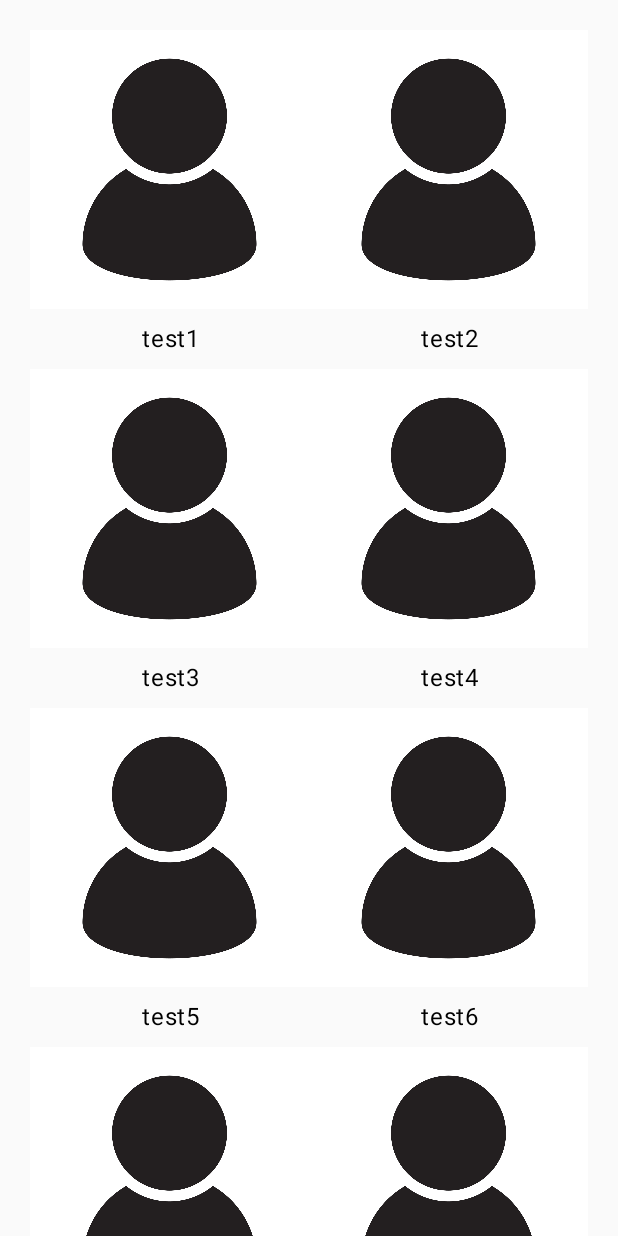
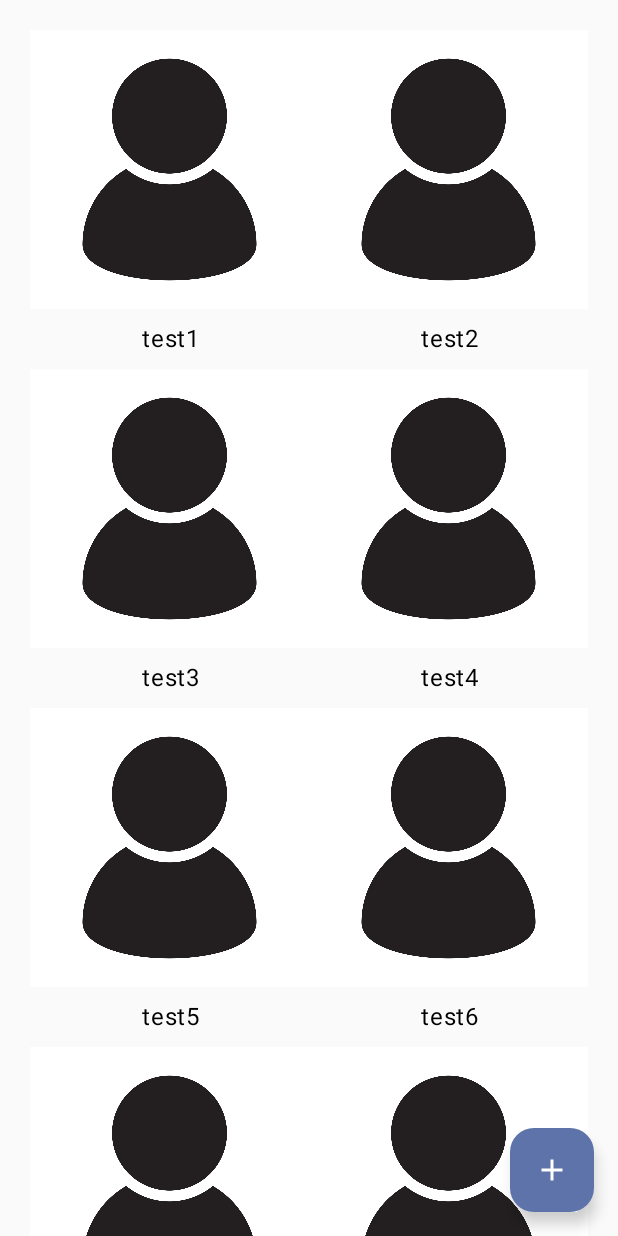
Before and after one commit to spicypunch/DiaryByCompose, an Android app built with Jetpack Compose: the screen it shows after launch (MainActivity), on a phone screen of 412 x 824 dp. Run offline under Robolectric (Android 15) with nearby library versions, the phone set to English and light mode, and no system bars; our stand-ins replace Room's generated code.

Commit message:
Add 버튼 추가

```diff
--- a/app/src/main/java/com/example/diarybycompose/compose/MainDescription.kt
+++ b/app/src/main/java/com/example/diarybycompose/compose/MainDescription.kt
@@ -9,6 +9,10 @@ import androidx.compose.foundation.layout.fillMaxSize
 import androidx.compose.foundation.layout.padding
 import androidx.compose.foundation.lazy.grid.GridCells
 import androidx.compose.foundation.lazy.grid.LazyVerticalGrid
+import androidx.compose.material.icons.Icons
+import androidx.compose.material.icons.filled.Add
+import androidx.compose.material3.FloatingActionButton
+import androidx.compose.material3.Icon
 import androidx.compose.material3.Text
 import androidx.compose.runtime.Composable
 import androidx.compose.ui.Alignment
@@ -19,8 +23,8 @@ import androidx.compose.ui.text.style.TextAlign
 import androidx.compose.ui.tooling.preview.Preview
 import androidx.compose.ui.unit.dp
 import com.example.diarybycompose.R
+import com.example.diarybycompose.compose.theme.DiaryByComposeTheme
 import com.example.diarybycompose.data.ItemEntity
-import com.example.diarybycompose.compose.theme.DiaryByComposeTheme
 
 
 @Composable
@@ -46,6 +50,17 @@ fun MainDescription() {
             verticalArrangement = Arrangement.SpaceBetween
         ) {
             MyDiaryList(list)
+        }
+        FloatingActionButton(
+            onClick = { /*TODO*/ },
+            modifier = Modifier
+                .padding(16.dp)
+                .align(Alignment.BottomEnd)
+        ) {
+            Icon(
+                imageVector = Icons.Default.Add,
+                contentDescription = "Add",
+            )
         }
     }
 }
--- a/app/src/main/java/com/example/diarybycompose/compose/UpdateDescription.kt
+++ b/app/src/main/java/com/example/diarybycompose/compose/UpdateDescription.kt
@@ -1,4 +1,4 @@
 package com.example.diarybycompose.compose
 
-class UpdateDescription {
+fun UpdateDescription() {
 }
```
